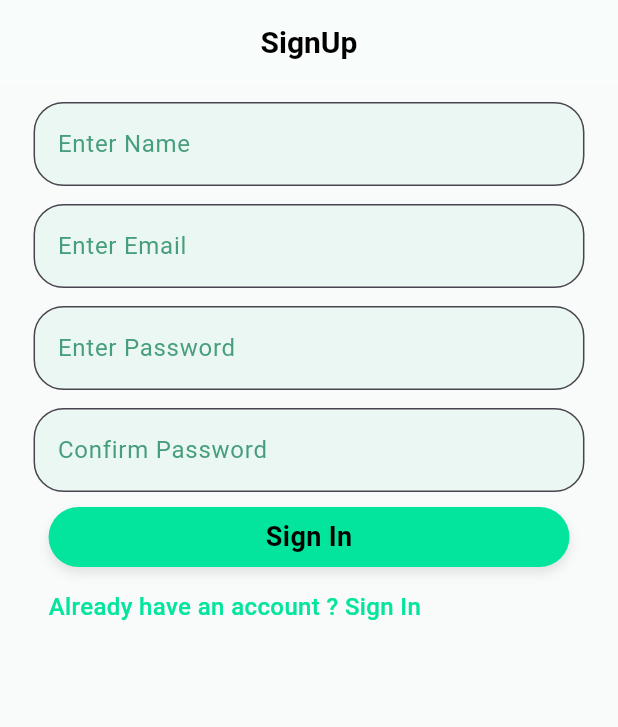
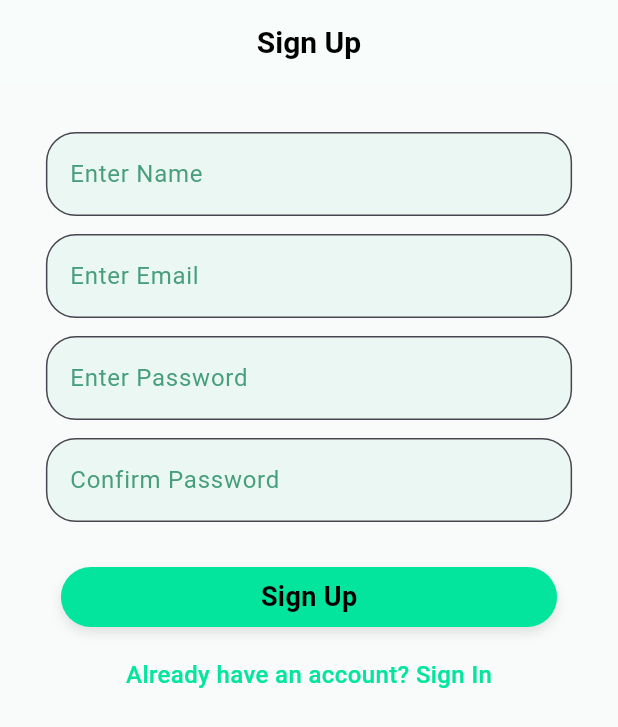
Before and after one commit to Trippycommand/myapp, a Flutter app: the screen it shows after launch, on a phone screen of 412 x 824 dp. Shown: the top 727 px of the screen. Run offline on Flutter 3.47's test engine with Material 3 defaults, Android fonts, the phone set to English and light mode, and no system bars; our stand-ins replace animated_text_kit, firebase_auth, firebase_core; accounts and stored records are empty; Roboto replaces fonts that are missing (Arial).

Commit message:
Firebase Login and Sign Up Preliminary  Done.

```diff
--- a/lib/UI component/First/FirstUI.dart
+++ b/lib/UI component/First/FirstUI.dart
@@ -6,113 +6,150 @@ import 'package:myapp/UI%20component/Templates/Text.dart';
 import 'package:myapp/UI%20component/Templates/Textfeild.dart';
 
 class FirstUI extends StatefulWidget {
-  FirstUI({super.key});
+  const FirstUI({super.key});
 
   @override
   State<FirstUI> createState() => _FirstUIState();
 }
 
 class _FirstUIState extends State<FirstUI> {
+  final _formKey = GlobalKey<FormState>();
+
   final TextEditingController nameController = TextEditingController();
   final TextEditingController emailController = TextEditingController();
   final TextEditingController passwordController = TextEditingController();
   final TextEditingController conPasswordController = TextEditingController();
 
-
+  bool _isLoading = false;
 
   Future<void> createUserWithEmailAndPassword() async {
-    try{
-      final userCredential = await FirebaseAuth.instance.createUserWithEmailAndPassword(
+    setState(() => _isLoading = true);
+    try {
+      final UserCredential userCredential =await FirebaseAuth.instance.createUserWithEmailAndPassword(
         email: emailController.text.trim(),
         password: passwordController.text.trim(),
       );
-      print(UserCredential);
-    }catch(e){
-      print(e);
+       await userCredential.user?.updateDisplayName(nameController.text.trim());
+
+      if (!mounted) return;
+
+      ScaffoldMessenger.of(context).showSnackBar(
+        const SnackBar(
+          content: Text("Sign Up successful!"),
+          backgroundColor: Colors.green,
+        ),
+      );
+    } on FirebaseAuthException catch (e) {
+      ScaffoldMessenger.of(context).showSnackBar(
+        SnackBar(
+          content: Text(e.message ?? "An error occurred"),
+          backgroundColor: Colors.red,
+        ),
+      );
+    } catch (_) {
+      ScaffoldMessenger.of(context).showSnackBar(
+        const SnackBar(
+          content: Text("An unexpected error occurred"),
+          backgroundColor: Colors.red,
+        ),
+      );
+    } finally {
+      setState(() => _isLoading = false);
     }
   }
+
+  @override
   Widget build(BuildContext context) {
-    final screenwitdh = MediaQuery.of(context).size.width;
+    final screenWidth = MediaQuery.of(context).size.width;
+
     return Scaffold(
-      backgroundColor: Color.fromARGB(180, 247, 252, 250),
+      backgroundColor: const Color.fromARGB(180, 247, 252, 250),
       appBar: AppBar(
-        backgroundColor: Color.fromARGB(180, 247, 252, 250),
-        title: CustomText(
-          text: "SignUp",
+        backgroundColor: const Color.fromARGB(180, 247, 252, 250),
+        title: const CustomText(
+          text: "Sign Up",
           color: Colors.black,
           fontSize: 20,
           fontWeight: FontWeight.bold,
         ),
-        titleTextStyle: TextStyle(fontWeight: FontWeight.bold),
-        centerTitle: true, // <-- this will center the title
+        centerTitle: true,
+        elevation: 0,
       ),
-      body: Padding(
-        padding: EdgeInsets.only(
-          left: screenwitdh * 0.03,
-          right: screenwitdh * 0.03,
-        ),
-        child: SingleChildScrollView(
-          physics: BouncingScrollPhysics(),
+      body: SingleChildScrollView(
+        padding: EdgeInsets.symmetric(horizontal: screenWidth * 0.05),
+        physics: const BouncingScrollPhysics(),
+        child: Form(
+          key: _formKey,
           child: Column(
             children: [
+              const SizedBox(height: 20),
               CustomTextField(
                 label: "Enter Name",
                 controller: nameController,
                 color: const Color(0xff479E7D),
-                backgroundColor: Color.fromARGB(180, 229, 245, 240),
+                backgroundColor: const Color.fromARGB(180, 229, 245, 240),
               ),
               CustomTextField(
                 label: "Enter Email",
                 controller: emailController,
                 color: const Color(0xff479E7D),
-                backgroundColor: Color.fromARGB(180, 229, 245, 240),
+                backgroundColor: const Color.fromARGB(180, 229, 245, 240),
               ),
               CustomTextField(
                 label: "Enter Password",
                 controller: passwordController,
                 color: const Color(0xff479E7D),
-                backgroundColor: Color.fromARGB(180, 229, 245, 240),
+                backgroundColor: const Color.fromARGB(180, 229, 245, 240),
+                obscureText: true,
               ),
               CustomTextField(
                 label: "Confirm Password",
-                controller:conPasswordController ,
+                controller: conPasswordController,
                 color: const Color(0xff479E7D),
-                backgroundColor: Color.fromARGB(180, 229, 245, 240),
+                backgroundColor: const Color.fromARGB(180, 229, 245, 240),
+                obscureText: true,
               ),
+              const SizedBox(height: 20),
               Container(
-                //For Button
-                margin: EdgeInsets.only(left: 20, right: 20),
-                child: CustomButton(
-                  label: "Sign In",
+                margin: const EdgeInsets.symmetric(horizontal: 20),
+                child: _isLoading
+                    ? const CircularProgressIndicator()
+                    : CustomButton(
+                        label: "Sign Up",
                         onPressed: () async {
+                          if (passwordController.text.trim() !=
+                              conPasswordController.text.trim()) {
+                            ScaffoldMessenger.of(context).showSnackBar(
+                              const SnackBar(
+                                content: Text("Passwords do not match"),
+                                backgroundColor: Colors.red,
+                              ),
+                            );
+                            return;
+                          }
                           await createUserWithEmailAndPassword();
                         },
                         height: 50,
-                  width: screenwitdh,
+                        width: screenWidth,
                         textColor: Colors.black,
                         color: const Color.fromARGB(255, 3, 229, 157),
                       ),
               ),
-              Padding(
-                padding: const EdgeInsets.only(left: 20, bottom: 10, top: 15),
-                child: Align(
-                  alignment: Alignment.centerLeft,
-                  child: GestureDetector(
+              const SizedBox(height: 20),
+              GestureDetector(
                 onTap: () {
                   Navigator.push(
                     context,
-                        MaterialPageRoute(builder: (Context) => HomePage()),
+                    MaterialPageRoute(builder: (_) => const HomePage()),
                   );
                 },
-                    child: CustomText(
-                      text: "Already have an account ? Sign In ",
-                      color: const Color.fromARGB(255, 3, 229, 157),
-                      textAlign: TextAlign.left,
+                child: const CustomText(
+                  text: "Already have an account? Sign In",
+                  color: Color.fromARGB(255, 3, 229, 157),
                   fontWeight: FontWeight.w500,
                 ),
               ),
-                ),
-              ),
+              const SizedBox(height: 20),
             ],
           ),
         ),
--- a/lib/main.dart
+++ b/lib/main.dart
@@ -1,15 +1,15 @@
 import 'package:flutter/material.dart';
+import 'package:firebase_core/firebase_core.dart';
+import 'package:firebase_auth/firebase_auth.dart';
 import 'package:myapp/Pages/StartUp.dart';
-import 'package:firebase_core/firebase_core.dart';
+import 'package:myapp/Pages/HomePage.dart';
 import 'firebase_options.dart';
-
 
 Future<void> main() async {
   WidgetsFlutterBinding.ensureInitialized();
-await Firebase.initializeApp(
-
-  options:DefaultFirebaseOptions.currentPlatform,
-);
+  await Firebase.initializeApp(
+    options: DefaultFirebaseOptions.currentPlatform,
+  );
   runApp(const MyApp());
 }
 
@@ -20,7 +20,9 @@ class MyApp extends StatelessWidget {
   Widget build(BuildContext context) {
     return MaterialApp(
       debugShowCheckedModeBanner: false,
-      home:First()
-      );
+      home: FirebaseAuth.instance.currentUser != null
+          ? const HomePage()
+          : const First(),
+    );
   }
 }
```
Also changed, not shown: lib/Pages/HomePage.dart (added, +40 -0 lines), lib/UI component/SignUp/SignUp.dart (+55 -27 lines). Lines whose indentation alone changed are shown as unchanged.
